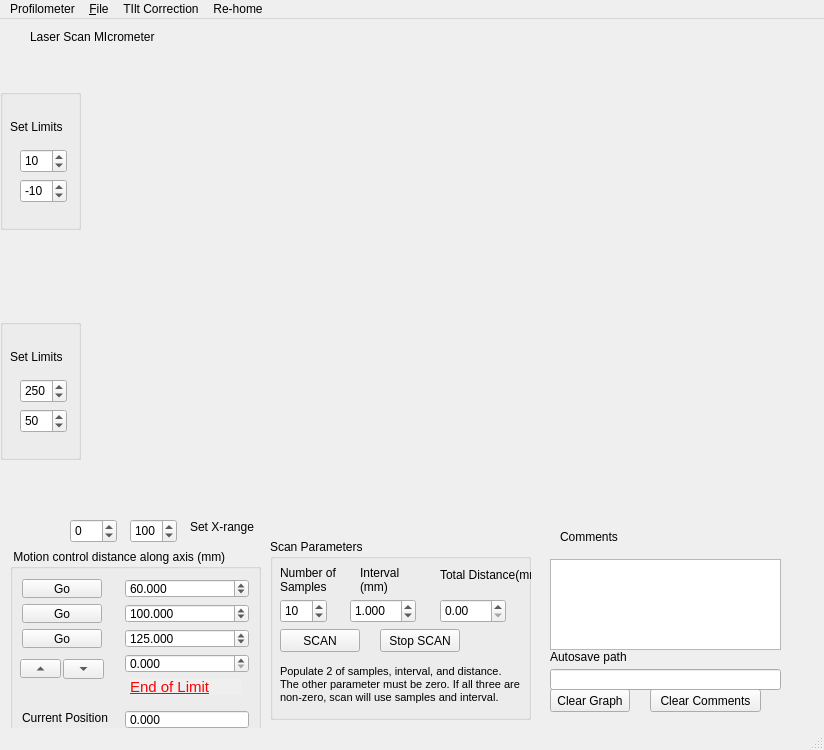
Old version of the form forms/main_form.ui in the repository MarshallSutton/profilometer.
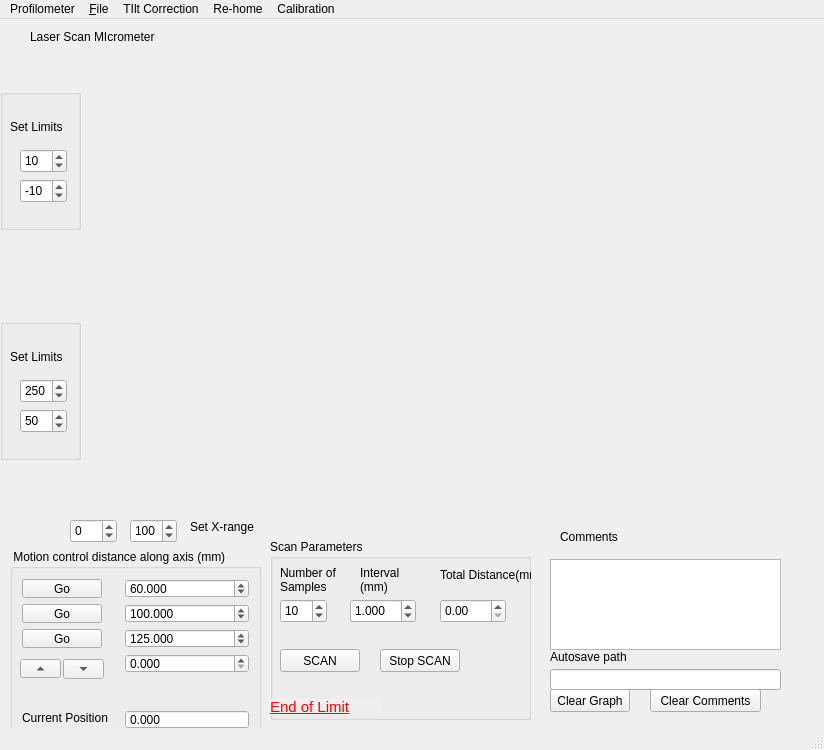
New version of the form.

Patch:
```diff
--- a/forms/main_form.ui
+++ b/forms/main_form.ui
@@ -43,7 +43,7 @@
      <property name="geometry">
       <rect>
        <x>10</x>
-       <y>90</y>
+       <y>110</y>
        <width>80</width>
        <height>23</height>
       </rect>
@@ -104,7 +104,7 @@
      <property name="geometry">
       <rect>
        <x>110</x>
-       <y>90</y>
+       <y>110</y>
        <width>80</width>
        <height>23</height>
       </rect>
@@ -132,6 +132,128 @@
       <double>1.000000000000000</double>
      </property>
     </widget>
+    <widget class="QLabel" name="limit_lable">
+     <property name="enabled">
+      <bool>false</bool>
+     </property>
+     <property name="geometry">
+      <rect>
+       <x>0</x>
+       <y>160</y>
+       <width>111</width>
+       <height>16</height>
+      </rect>
+     </property>
+     <property name="palette">
+      <palette>
+       <active>
+        <colorrole role="WindowText">
+         <brush brushstyle="SolidPattern">
+          <color alpha="255">
+           <red>255</red>
+           <green>0</green>
+           <blue>0</blue>
+          </color>
+         </brush>
+        </colorrole>
+        <colorrole role="Text">
+         <brush brushstyle="SolidPattern">
+          <color alpha="255">
+           <red>255</red>
+           <green>0</green>
+           <blue>0</blue>
+          </color>
+         </brush>
+        </colorrole>
+        <colorrole role="ButtonText">
+         <brush brushstyle="SolidPattern">
+          <color alpha="255">
+           <red>255</red>
+           <green>0</green>
+           <blue>0</blue>
+          </color>
+         </brush>
+        </colorrole>
+       </active>
+       <inactive>
+        <colorrole role="WindowText">
+         <brush brushstyle="SolidPattern">
+          <color alpha="255">
+           <red>255</red>
+           <green>0</green>
+           <blue>0</blue>
+          </color>
+         </brush>
+        </colorrole>
+        <colorrole role="Text">
+         <brush brushstyle="SolidPattern">
+          <color alpha="255">
+           <red>255</red>
+           <green>0</green>
+           <blue>0</blue>
+          </color>
+         </brush>
+        </colorrole>
+        <colorrole role="ButtonText">
+         <brush brushstyle="SolidPattern">
+          <color alpha="255">
+           <red>255</red>
+           <green>0</green>
+           <blue>0</blue>
+          </color>
+         </brush>
+        </colorrole>
+       </inactive>
+       <disabled>
+        <colorrole role="WindowText">
+         <brush brushstyle="SolidPattern">
+          <color alpha="255">
+           <red>255</red>
+           <green>0</green>
+           <blue>0</blue>
+          </color>
+         </brush>
+        </colorrole>
+        <colorrole role="Text">
+         <brush brushstyle="SolidPattern">
+          <color alpha="255">
+           <red>255</red>
+           <green>0</green>
+           <blue>0</blue>
+          </color>
+         </brush>
+        </colorrole>
+        <colorrole role="ButtonText">
+         <brush brushstyle="SolidPattern">
+          <color alpha="255">
+           <red>255</red>
+           <green>0</green>
+           <blue>0</blue>
+          </color>
+         </brush>
+        </colorrole>
+       </disabled>
+      </palette>
+     </property>
+     <property name="font">
+      <font>
+       <pointsize>11</pointsize>
+       <underline>true</underline>
+      </font>
+     </property>
+     <property name="autoFillBackground">
+      <bool>true</bool>
+     </property>
+     <property name="styleSheet">
+      <string notr="true">color: red</string>
+     </property>
+     <property name="text">
+      <string>End of Limit</string>
+     </property>
+     <property name="textFormat">
+      <enum>Qt::PlainText</enum>
+     </property>
+    </widget>
     <widget class="QDoubleSpinBox" name="sb_distance">
      <property name="geometry">
       <rect>
@@ -161,33 +283,6 @@
       <bool>true</bool>
      </property>
     </widget>
-    <widget class="QLabel" name="label_4">
-     <property name="geometry">
-      <rect>
-       <x>10</x>
-       <y>120</y>
-       <width>241</width>
-       <height>51</height>
-      </rect>
-     </property>
-     <property name="font">
-      <font>
-       <pointsize>8</pointsize>
-      </font>
-     </property>
-     <property name="text">
-      <string>Populate 2 of samples, interval, and distance. The other parameter must be zero. If all three are non-zero, scan will use samples and interval.</string>
-     </property>
-     <property name="textFormat">
-      <enum>Qt::PlainText</enum>
-     </property>
-     <property name="scaledContents">
-      <bool>true</bool>
-     </property>
-     <property name="wordWrap">
-      <bool>true</bool>
-     </property>
-    </widget>
    </widget>
    <widget class="QGroupBox" name="gb_">
     <property name="geometry">
@@ -409,128 +504,6 @@
       <enum>Qt::UpArrow</enum>
      </property>
     </widget>
-    <widget class="QLabel" name="limit_lable">
-     <property name="enabled">
-      <bool>false</bool>
-     </property>
-     <property name="geometry">
-      <rect>
-       <x>120</x>
-       <y>130</y>
-       <width>111</width>
-       <height>16</height>
-      </rect>
-     </property>
-     <property name="palette">
-      <palette>
-       <active>
-        <colorrole role="WindowText">
-         <brush brushstyle="SolidPattern">
-          <color alpha="255">
-           <red>255</red>
-           <green>0</green>
-           <blue>0</blue>
-          </color>
-         </brush>
-        </colorrole>
-        <colorrole role="Text">
-         <brush brushstyle="SolidPattern">
-          <color alpha="255">
-           <red>255</red>
-           <green>0</green>
-           <blue>0</blue>
-          </color>
-         </brush>
-        </colorrole>
-        <colorrole role="ButtonText">
-         <brush brushstyle="SolidPattern">
-          <color alpha="255">
-           <red>255</red>
-           <green>0</green>
-           <blue>0</blue>
-          </color>
-         </brush>
-        </colorrole>
-       </active>
-       <inactive>
-        <colorrole role="WindowText">
-         <brush brushstyle="SolidPattern">
-          <color alpha="255">
-           <red>255</red>
-           <green>0</green>
-           <blue>0</blue>
-          </color>
-         </brush>
-        </colorrole>
-        <colorrole role="Text">
-         <brush brushstyle="SolidPattern">
-          <color alpha="255">
-           <red>255</red>
-           <green>0</green>
-           <blue>0</blue>
-          </color>
-         </brush>
-        </colorrole>
-        <colorrole role="ButtonText">
-         <brush brushstyle="SolidPattern">
-          <color alpha="255">
-           <red>255</red>
-           <green>0</green>
-           <blue>0</blue>
-          </color>
-         </brush>
-        </colorrole>
-       </inactive>
-       <disabled>
-        <colorrole role="WindowText">
-         <brush brushstyle="SolidPattern">
-          <color alpha="255">
-           <red>255</red>
-           <green>0</green>
-           <blue>0</blue>
-          </color>
-         </brush>
-        </colorrole>
-        <colorrole role="Text">
-         <brush brushstyle="SolidPattern">
-          <color alpha="255">
-           <red>255</red>
-           <green>0</green>
-           <blue>0</blue>
-          </color>
-         </brush>
-        </colorrole>
-        <colorrole role="ButtonText">
-         <brush brushstyle="SolidPattern">
-          <color alpha="255">
-           <red>255</red>
-           <green>0</green>
-           <blue>0</blue>
-          </color>
-         </brush>
-        </colorrole>
-       </disabled>
-      </palette>
-     </property>
-     <property name="font">
-      <font>
-       <pointsize>11</pointsize>
-       <underline>true</underline>
-      </font>
-     </property>
-     <property name="autoFillBackground">
-      <bool>true</bool>
-     </property>
-     <property name="styleSheet">
-      <string notr="true">color: red</string>
-     </property>
-     <property name="text">
-      <string>End of Limit</string>
-     </property>
-     <property name="textFormat">
-      <enum>Qt::PlainText</enum>
-     </property>
-    </widget>
    </widget>
    <widget class="QWidget" name="widget" native="true">
     <property name="geometry">
@@ -833,10 +806,17 @@
     </property>
     <addaction name="actionInitialize_Axis"/>
    </widget>
+   <widget class="QMenu" name="menuCalibration">
+    <property name="title">
+     <string>Calibration</string>
+    </property>
+    <addaction name="actionCalibrate"/>
+   </widget>
    <addaction name="menuProfilometer"/>
    <addaction name="menu_File"/>
    <addaction name="menuTIlt_Correction"/>
    <addaction name="menuRe_home"/>
+   <addaction name="menuCalibration"/>
   </widget>
   <widget class="QStatusBar" name="statusbar"/>
   <action name="action_File">
```
Left out of the diff: 5 changed lines with no effect on the pictures.
